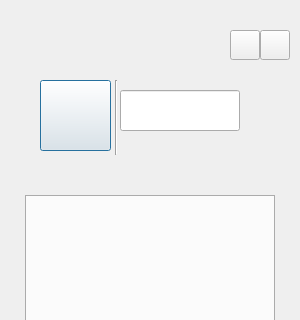
This is ForeEnd/chatroompanel.ui in longruiliu/ECR as Qt 5 draws it before an edit; both pictures show x 0 to 300 and y 0 to 320 of the 300 by 700 pixel window. The edited form follows.
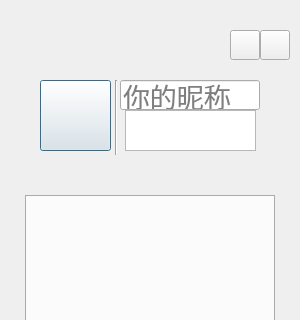
This is the edited form. Icons and pictures are not drawn.

What changed in the file:
```diff
--- a/ForeEnd/chatroompanel.ui
+++ b/ForeEnd/chatroompanel.ui
@@ -148,15 +148,25 @@
     <property name="geometry">
      <rect>
       <x>120</x>
-      <y>90</y>
-      <width>120</width>
-      <height>41</height>
+      <y>80</y>
+      <width>140</width>
+      <height>30</height>
      </rect>
     </property>
+    <property name="maximumSize">
+     <size>
+      <width>200</width>
+      <height>30</height>
+     </size>
+    </property>
     <property name="font">
      <font>
       <family>微软雅黑</family>
-      <pointsize>16</pointsize>
+      <pointsize>20</pointsize>
+      <weight>50</weight>
+      <bold>false</bold>
+      <underline>false</underline>
+      <strikeout>false</strikeout>
      </font>
     </property>
     <property name="styleSheet">
@@ -169,6 +179,9 @@
     <property name="readOnly">
      <bool>true</bool>
     </property>
+    <property name="placeholderText">
+     <string>你的昵称</string>
+    </property>
    </widget>
    <widget class="Line" name="line">
     <property name="geometry">
@@ -183,6 +196,48 @@
      <enum>Qt::Vertical</enum>
     </property>
    </widget>
+   <widget class="QTextEdit" name="userInfoText">
+    <property name="geometry">
+     <rect>
+      <x>125</x>
+      <y>110</y>
+      <width>131</width>
+      <height>41</height>
+     </rect>
+    </property>
+    <property name="maximumSize">
+     <size>
+      <width>180</width>
+      <height>16777215</height>
+     </size>
+    </property>
+    <property name="layoutDirection">
+     <enum>Qt::LeftToRight</enum>
+    </property>
+    <property name="autoFillBackground">
+     <bool>false</bool>
+    </property>
+    <property name="styleSheet">
+     <string notr="true">background-image: url(:/bg/content.png);
+border-image: url(:/bg/content.png);</string>
+    </property>
+    <property name="verticalScrollBarPolicy">
+     <enum>Qt::ScrollBarAlwaysOff</enum>
+    </property>
+    <property name="horizontalScrollBarPolicy">
+     <enum>Qt::ScrollBarAlwaysOff</enum>
+    </property>
+    <property name="readOnly">
+     <bool>true</bool>
+    </property>
+    <property name="html">
+     <string>&lt;!DOCTYPE HTML PUBLIC &quot;-//W3C//DTD HTML 4.0//EN&quot; &quot;http://www.w3.org/TR/REC-html40/strict.dtd&quot;&gt;
+&lt;html&gt;&lt;head&gt;&lt;meta name=&quot;qrichtext&quot; content=&quot;1&quot; /&gt;&lt;style type=&quot;text/css&quot;&gt;
+p, li { white-space: pre-wrap; }
+&lt;/style&gt;&lt;/head&gt;&lt;body style=&quot; font-family:'MS Shell Dlg 2'; font-size:8.25pt; font-weight:400; font-style:normal;&quot;&gt;
+&lt;p style=&quot;-qt-paragraph-type:empty; margin-top:0px; margin-bottom:0px; margin-left:0px; margin-right:0px; -qt-block-indent:0; text-indent:0px; font-size:8pt;&quot;&gt;&lt;/p&gt;&lt;/body&gt;&lt;/html&gt;</string>
+    </property>
+   </widget>
   </widget>
  </widget>
  <resources/>
```
